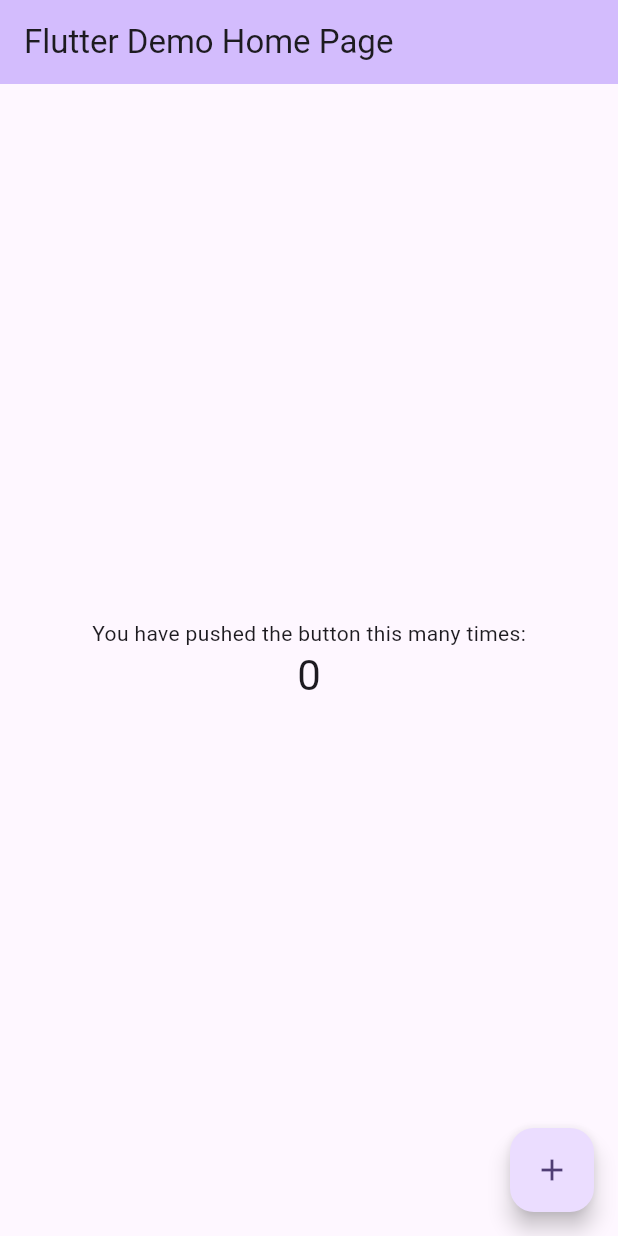
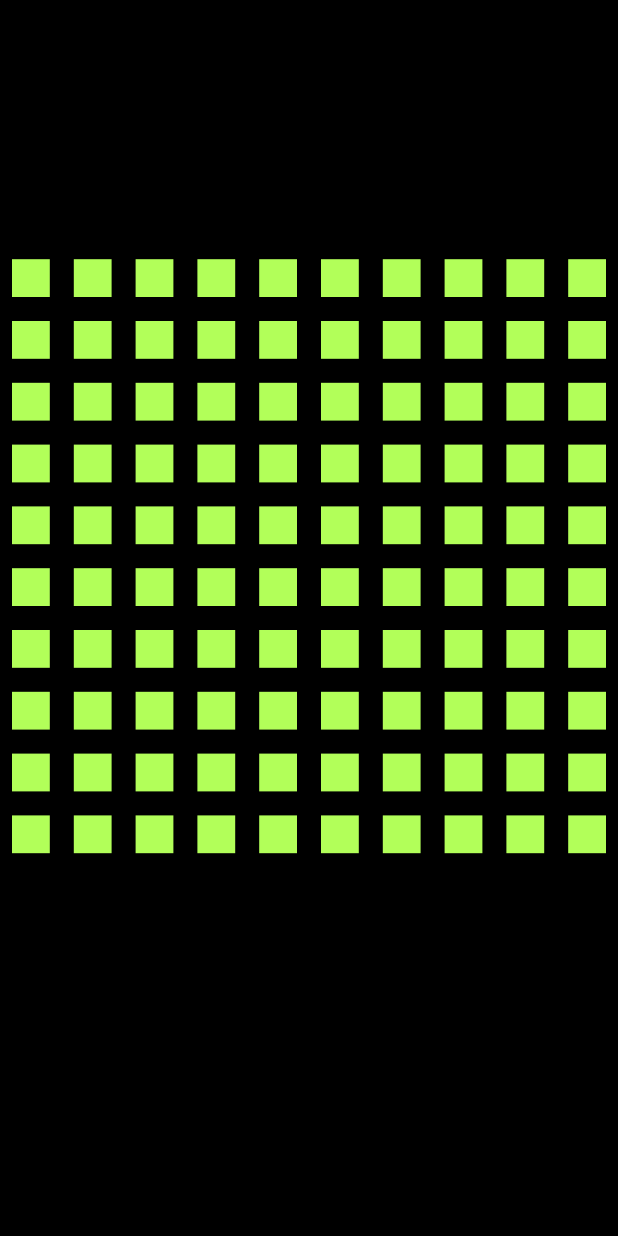
Before and after one commit to FAHIMSHAKIL102/flutter_snack_game, a Flutter app: the screen it shows after launch, on a phone screen of 412 x 824 dp. Run offline on Flutter 3.47's test engine with Material 3 defaults, Android fonts, the phone set to English and light mode, and no system bars.

Commit message:
feat: home page

```diff
--- a/lib/main.dart
+++ b/lib/main.dart
@@ -1,4 +1,5 @@
 import 'package:flutter/material.dart';
+import 'package:flutter_snack_game/pages/home_page.dart';
 
 void main() {
   runApp(const MyApp());
@@ -7,116 +8,8 @@ void main() {
 class MyApp extends StatelessWidget {
   const MyApp({super.key});
 
-  // This widget is the root of your application.
   @override
   Widget build(BuildContext context) {
-    return MaterialApp(
-      title: 'Flutter Demo',
-      theme: ThemeData(
-        // This is the theme of your application.
-        //
-        // TRY THIS: Try running your application with "flutter run". You'll see
-        // the application has a purple toolbar. Then, without quitting the app,
-        // try changing the seedColor in the colorScheme below to Colors.green
-        // and then invoke "hot reload" (save your changes or press the "hot
-        // reload" button in a Flutter-supported IDE, or press "r" if you used
-        // the command line to start the app).
-        //
-        // Notice that the counter didn't reset back to zero; the application
-        // state is not lost during the reload. To reset the state, use hot
-        // restart instead.
-        //
-        // This works for code too, not just values: Most code changes can be
-        // tested with just a hot reload.
-        colorScheme: .fromSeed(seedColor: Colors.deepPurple),
-      ),
-      home: const MyHomePage(title: 'Flutter Demo Home Page'),
-    );
+    return MaterialApp(debugShowCheckedModeBanner: false, home: HomePage());
   }
 }
-
-class MyHomePage extends StatefulWidget {
-  const MyHomePage({super.key, required this.title});
-
-  // This widget is the home page of your application. It is stateful, meaning
-  // that it has a State object (defined below) that contains fields that affect
-  // how it looks.
-
-  // This class is the configuration for the state. It holds the values (in this
-  // case the title) provided by the parent (in this case the App widget) and
-  // used by the build method of the State. Fields in a Widget subclass are
-  // always marked "final".
-
-  final String title;
-
-  @override
-  State<MyHomePage> createState() => _MyHomePageState();
-}
-
-class _MyHomePageState extends State<MyHomePage> {
-  int _counter = 0;
-
-  void _incrementCounter() {
-    setState(() {
-      // This call to setState tells the Flutter framework that something has
-      // changed in this State, which causes it to rerun the build method below
-      // so that the display can reflect the updated values. If we changed
-      // _counter without calling setState(), then the build method would not be
-      // called again, and so nothing would appear to happen.
-      _counter++;
-    });
-  }
-
-  @override
-  Widget build(BuildContext context) {
-    // This method is rerun every time setState is called, for instance as done
-    // by the _incrementCounter method above.
-    //
-    // The Flutter framework has been optimized to make rerunning build methods
-    // fast, so that you can just rebuild anything that needs updating rather
-    // than having to individually change instances of widgets.
-    return Scaffold(
-      appBar: AppBar(
-        // TRY THIS: Try changing the color here to a specific color (to
-        // Colors.amber, perhaps?) and trigger a hot reload to see the AppBar
-        // change color while the other colors stay the same.
-        backgroundColor: Theme.of(context).colorScheme.inversePrimary,
-        // Here we take the value from the MyHomePage object that was created by
-        // the App.build method, and use it to set our appbar title.
-        title: Text(widget.title),
-      ),
-      body: Center(
-        // Center is a layout widget. It takes a single child and positions it
-        // in the middle of the parent.
-        child: Column(
-          // Column is also a layout widget. It takes a list of children and
-          // arranges them vertically. By default, it sizes itself to fit its
-          // children horizontally, and tries to be as tall as its parent.
-          //
-          // Column has various properties to control how it sizes itself and
-          // how it positions its children. Here we use mainAxisAlignment to
-          // center the children vertically; the main axis here is the vertical
-          // axis because Columns are vertical (the cross axis would be
-          // horizontal).
-          //
-          // TRY THIS: Invoke "debug painting" (choose the "Toggle Debug Paint"
-          // action in the IDE, or press "p" in the console), to see the
-          // wireframe for each widget.
-          mainAxisAlignment: .center,
-          children: [
-            const Text('You have pushed the button this many times:'),
-            Text(
-              '$_counter',
-              style: Theme.of(context).textTheme.headlineMedium,
-            ),
-          ],
-        ),
-      ),
-      floatingActionButton: FloatingActionButton(
-        onPressed: _incrementCounter,
-        tooltip: 'Increment',
-        child: const Icon(Icons.add),
-      ),
-    );
-  }
-}
--- /dev/null
+++ b/lib/pages/home_page.dart
@@ -0,0 +1,44 @@
+import 'package:flutter/material.dart';
+
+class HomePage extends StatefulWidget {
+  const HomePage({super.key});
+
+  @override
+  State<HomePage> createState() => _HomePageState();
+}
+
+class _HomePageState extends State<HomePage> {
+  @override
+  Widget build(BuildContext context) {
+    return Scaffold(
+      backgroundColor: Colors.black,
+      body: Column(
+        children: [
+          // high scores
+          Expanded(child: Container()),
+
+          // game grid
+          Expanded(
+            flex: 3,
+            child: GridView.builder(
+              itemCount: 100,
+              physics: NeverScrollableScrollPhysics(),
+              gridDelegate: SliverGridDelegateWithFixedCrossAxisCount(
+                crossAxisCount: 10,
+              ),
+              itemBuilder: (context, index) {
+                return Padding(
+                  padding: const EdgeInsets.all(8.0),
+                  child: Container(color: Colors.lightGreenAccent),
+                );
+              },
+            ),
+          ),
+
+          // play button
+          Expanded(child: Container()),
+        ],
+      ),
+    );
+  }
+}
```
